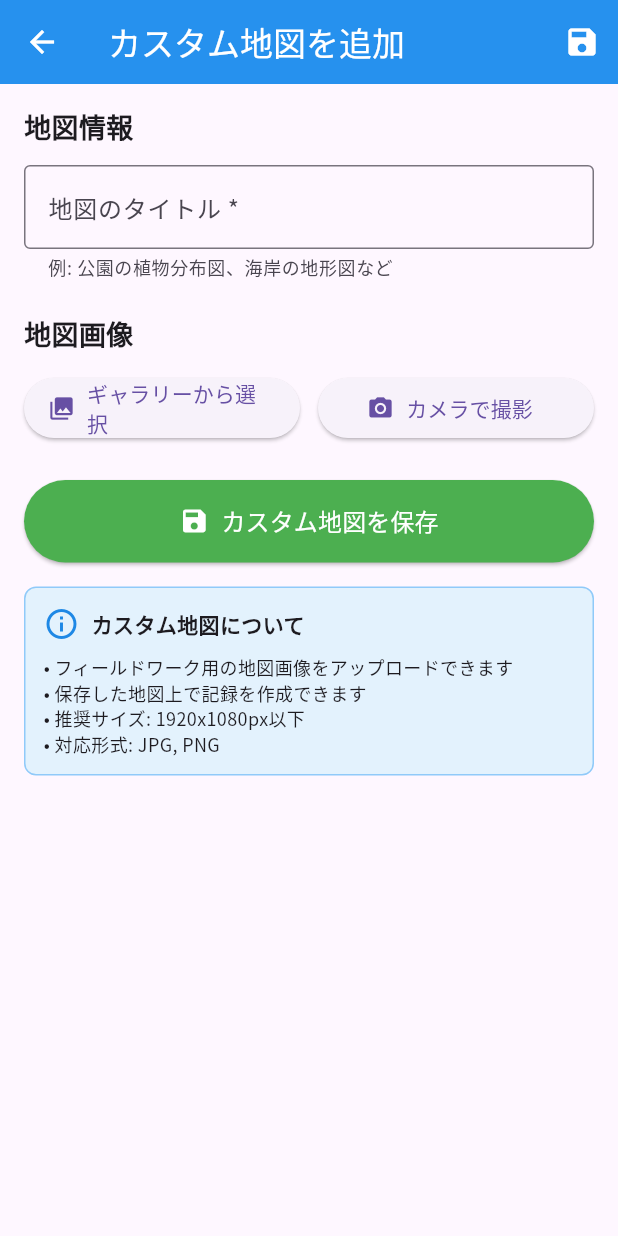
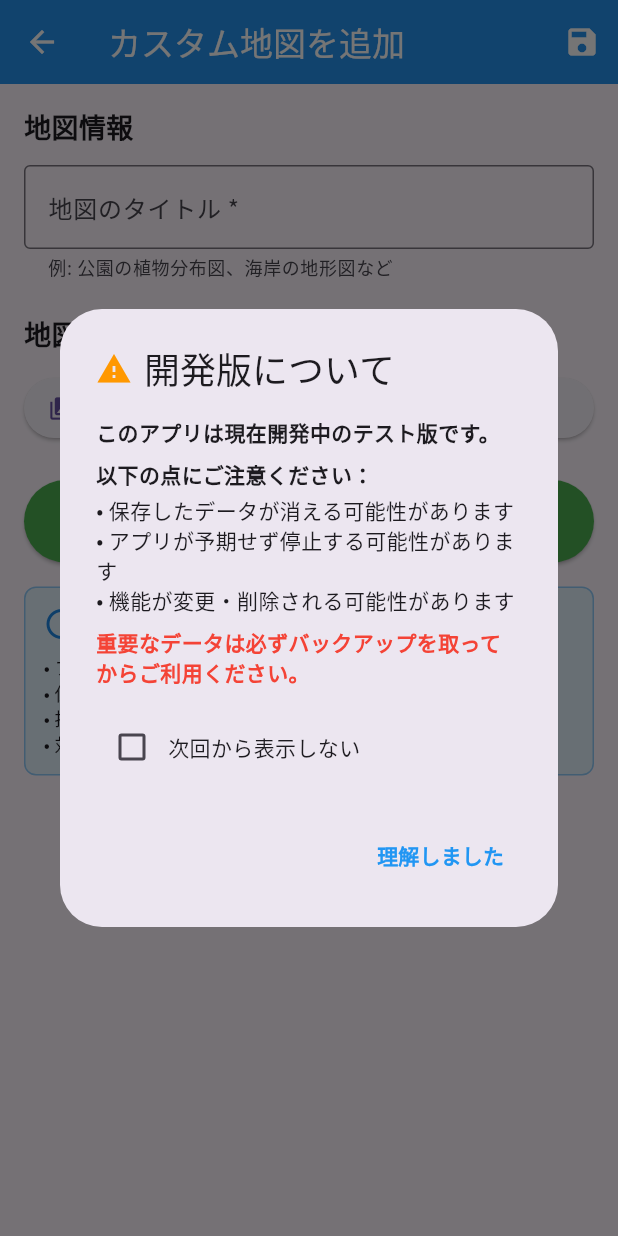
Before and after one commit to akiii2024/location_memo, a Flutter app: the screen it shows after launch, after a tap on "スキップ", after a tap on "最初の地図を追加", on a phone screen of 412 x 824 dp. Run offline on Flutter 3.47's test engine with Material 3 defaults, Android fonts, the phone set to English and light mode, and no system bars; our stand-ins replace file_picker, google_fonts, google_generative_ai, hive, hive_flutter, image_picker and 7 more; missing offline and left inert: dart:html, dart:js_interop, flutter_sound; accounts and stored records are empty.

Commit message:
PWA環境でのタッチ反応問題を解決するため、ダイアログ表示の遅延を追加し、タッチ動作を最適化。index.htmlとmanifest.jsonの設定を更新し、iOS向けのビューポートとタッチハイライトを改善。

```diff
--- a/lib/screens/main_screen.dart
+++ b/lib/screens/main_screen.dart
@@ -26,9 +26,14 @@ class _MainScreenState extends State<MainScreen> {
   @override
   void initState() {
     super.initState();
-    // 画面が構築された後にalpha版警告ダイアログを表示
+    // タッチイベント競合を防ぐため、十分な遅延後にダイアログを表示
     WidgetsBinding.instance.addPostFrameCallback((_) {
+      // PWA環境でのタッチ反応問題を解決するため、遅延を長めに設定
+      Future.delayed(const Duration(milliseconds: 1500), () {
+        if (mounted) {
           _checkAndShowAlphaWarningDialog();
+        }
+      });
     });
   }
 
@@ -131,37 +136,12 @@ class _MainScreenState extends State<MainScreen> {
 
   @override
   Widget build(BuildContext context) {
-    // PWA環境での動的パディング計算
-    double bottomPadding = 0;
-    if (kIsWeb) {
-      // Web環境での追加パディング
-      final mediaQuery = MediaQuery.of(context);
-      final screenHeight = mediaQuery.size.height;
-      final viewInsets = mediaQuery.viewInsets;
-      final padding = mediaQuery.padding;
-
-      // PWA環境でのホームバー対応
-      if (screenHeight < 800) {
-        // 小さな画面（モバイル）でのパディング調整
-        bottomPadding = 20;
-      } else {
-        // デスクトップでのパディング調整
-        bottomPadding = 10;
-      }
-
-      // ビューポートの安全領域を考慮
-      bottomPadding += padding.bottom;
-    }
-
     return Scaffold(
       body: _screens[_currentIndex],
-      bottomNavigationBar: Container(
-        // Web環境での追加パディング
-        padding: EdgeInsets.only(bottom: bottomPadding),
-        child: SafeArea(
-          // SafeAreaの設定を調整
+      bottomNavigationBar: SafeArea(
+        // PWA環境でのタッチ反応問題を解決するため、パディング計算を簡素化
         minimum: EdgeInsets.only(
-            bottom: kIsWeb ? 8.0 : 0.0, // Web環境では最小パディングを追加
+          bottom: kIsWeb ? 4.0 : 0.0, // Web環境では最小限のパディング
         ),
         child: Container(
           decoration: BoxDecoration(
@@ -212,7 +192,6 @@ class _MainScreenState extends State<MainScreen> {
           ),
         ),
       ),
-      ),
     );
   }
 }
--- a/lib/widgets/custom_map_widget.dart
+++ b/lib/widgets/custom_map_widget.dart
@@ -294,6 +294,8 @@ class CustomMapWidgetState extends State<CustomMapWidget> {
         }
       },
       child: GestureDetector(
+        // iOS PWA タッチ反応問題を解決するため、タッチ動作を最適化
+        behavior: HitTestBehavior.opaque,
         onTapDown: (details) {
           // タップ位置を地図座標に変換
           final RenderBox renderBox = context.findRenderObject() as RenderBox;
@@ -399,6 +401,8 @@ class CustomMapWidgetState extends State<CustomMapWidget> {
                             left: pinX - pinSize / 2,
                             top: pinY - pinSize,
                             child: GestureDetector(
+                              // iOS PWA タッチ反応問題を解決するため、タッチ動作を最適化
+                              behavior: HitTestBehavior.opaque,
                               onTap: () => widget.onMemoTap(memo),
                               onLongPress: () =>
                                   _showPinNumberDialog(memo), // 長押しで番号編集
```
Also changed, not shown: 2 other files. Lines whose indentation alone changed are shown as unchanged.
